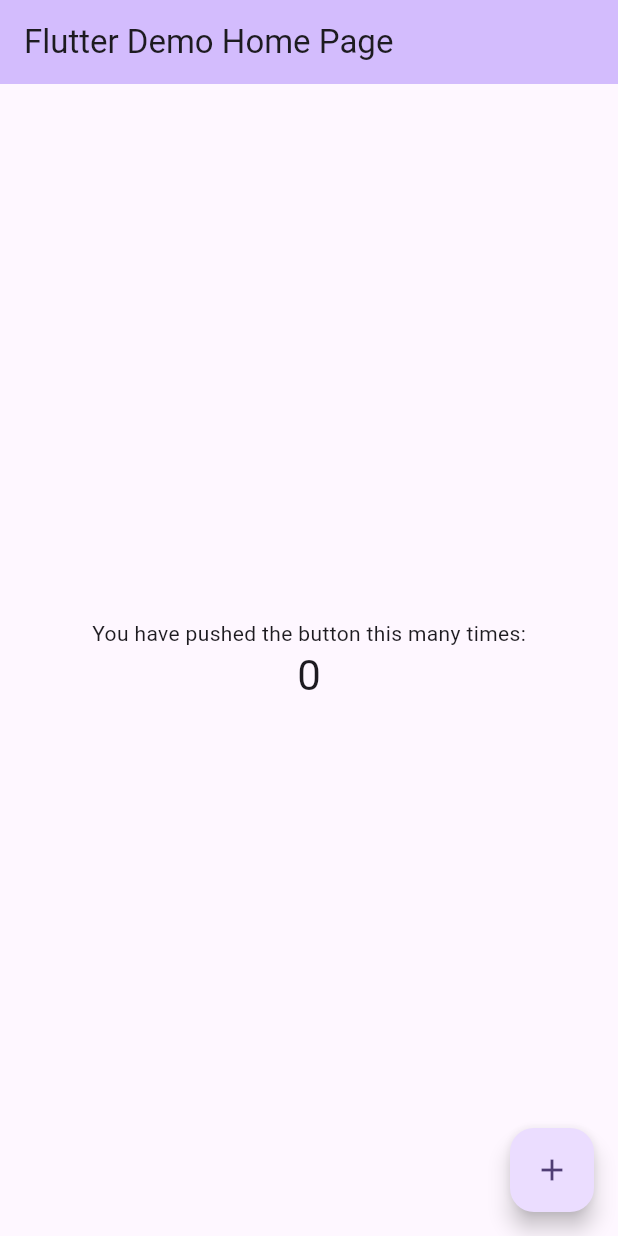
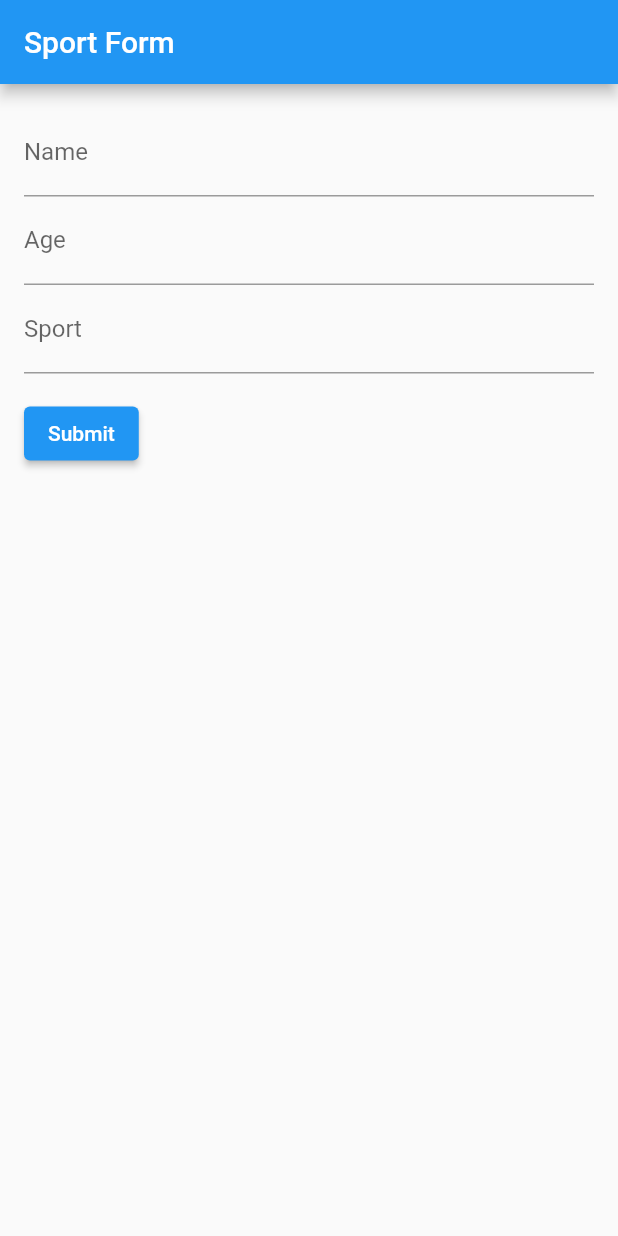
Before and after one commit to huntoor/sports_app, a Flutter app: the screen it shows after launch, on a phone screen of 412 x 824 dp. Run offline on Flutter 3.47's test engine with Material 2 defaults, Android fonts, the phone set to English and light mode, and no system bars; our stand-ins replace sqflite; accounts and stored records are empty.

Commit message:
done but not working :)

```diff
--- a/lib/database/businessCard_db.dart
+++ b/lib/database/businessCard_db.dart
@@ -26,12 +26,12 @@ class BusinessCardDB {
     );
   }
 
-  Future<List<BusinessCard>?> fetchAll() async {
+  Future<List<BusinessCard>> fetchAll() async {
     final database = await DatabaseService().database;
-    final businessCards = await database?.rawQuery(
+    final businessCards = await database!.rawQuery(
       '''SELECT * FROM $tableName'''
     );
-    return businessCards?.map((businessCard) => BusinessCard.fromSqfliteDatabase(businessCard)).toList();
+    return businessCards.map((businessCard) => BusinessCard.fromSqfliteDatabase(businessCard)).toList();
   }
 
   Future<BusinessCard> fetchById(int id) async {
--- a/lib/main.dart
+++ b/lib/main.dart
@@ -1,128 +1,128 @@
-import 'model/businessCard.dart';
+import 'package:flutter/material.dart';
+import 'package:sqflite/sqflite.dart';
+import 'package:path/path.dart';
 
-import 'package:flutter/material.dart';
-
-
-void main() {
-  runApp(const MyApp());
-}
+void main() => runApp(MyApp());
 
 class MyApp extends StatelessWidget {
-  const MyApp({super.key});
-
-  // This widget is the root of your application.
   @override
   Widget build(BuildContext context) {
     return MaterialApp(
-      title: 'Flutter Demo',
-      theme: ThemeData(
-        // This is the theme of your application.
-        //
-        // TRY THIS: Try running your application with "flutter run". You'll see
-        // the application has a blue toolbar. Then, without quitting the app,
-        // try changing the seedColor in the colorScheme below to Colors.green
-        // and then invoke "hot reload" (save your changes or press the "hot
-        // reload" button in a Flutter-supported IDE, or press "r" if you used
-        // the command line to start the app).
-        //
-        // Notice that the counter didn't reset back to zero; the application
-        // state is not lost during the reload. To reset the state, use hot
-        // restart instead.
-        //
-        // This works for code too, not just values: Most code changes can be
-        // tested with just a hot reload.
-        colorScheme: ColorScheme.fromSeed(seedColor: Colors.deepPurple),
-        useMaterial3: true,
-      ),
-      home: const MyHomePage(title: 'Flutter Demo Home Page'),
+      home: SportFormPage(),
     );
   }
 }
 
-class MyHomePage extends StatefulWidget {
-  const MyHomePage({super.key, required this.title});
+class SportFormPage extends StatefulWidget {
+  @override
+  _SportFormPageState createState() => _SportFormPageState();
+}
 
-  // This widget is the home page of your application. It is stateful, meaning
-  // that it has a State object (defined below) that contains fields that affect
-  // how it looks.
+class _SportFormPageState extends State<SportFormPage> {
+  final _formKey = GlobalKey<FormState>();
+  final TextEditingController _nameController = TextEditingController();
+  final TextEditingController _ageController = TextEditingController();
+  final TextEditingController _sportController = TextEditingController();
 
-  // This class is the configuration for the state. It holds the values (in this
-  // case the title) provided by the parent (in this case the App widget) and
-  // used by the build method of the State. Fields in a Widget subclass are
-  // always marked "final".
-
-  final String title;
+  late Future<Database> _database;
 
   @override
-  State<MyHomePage> createState() => _MyHomePageState();
-}
+  void initState() {
+    super.initState();
+    _initDatabase();
+  }
 
-class _MyHomePageState extends State<MyHomePage> {
-  int _counter = 0;
+  Future<void> _initDatabase() async {
+    _database = openDatabase(
+      join(await getDatabasesPath(), 'sports_database.db'),
+      onCreate: (db, version) {
+        return db.execute(
+          'CREATE TABLE sports(id INTEGER PRIMARY KEY, name TEXT, age INTEGER, sport TEXT)',
+        );
+      },
+      version: 1,
+    );
+  }
 
-  void _incrementCounter() {
-    setState(() {
-      // This call to setState tells the Flutter framework that something has
-      // changed in this State, which causes it to rerun the build method below
-      // so that the display can reflect the updated values. If we changed
-      // _counter without calling setState(), then the build method would not be
-      // called again, and so nothing would appear to happen.
-      _counter++;
-    });
+  Future<void> _insertSport(String name, int age, String sport) async {
+    final Database db = await _database;
+    await db.insert(
+      'sports',
+      {
+        'name': name,
+        'age': age,
+        'sport': sport,
+      },
+      conflictAlgorithm: ConflictAlgorithm.replace,
+    );
   }
 
   @override
   Widget build(BuildContext context) {
-    // This method is rerun every time setState is called, for instance as done
-    // by the _incrementCounter method above.
-    //
-    // The Flutter framework has been optimized to make rerunning build methods
-    // fast, so that you can just rebuild anything that needs updating rather
-    // than having to individually change instances of widgets.
     return Scaffold(
       appBar: AppBar(
-        // TRY THIS: Try changing the color here to a specific color (to
-        // Colors.amber, perhaps?) and trigger a hot reload to see the AppBar
-        // change color while the other colors stay the same.
-        backgroundColor: Theme.of(context).colorScheme.inversePrimary,
-        // Here we take the value from the MyHomePage object that was created by
-        // the App.build method, and use it to set our appbar title.
-        title: Text(widget.title),
+        title: Text('Sport Form'),
       ),
-      body: Center(
-        // Center is a layout widget. It takes a single child and positions it
-        // in the middle of the parent.
-        child: Column(
-          // Column is also a layout widget. It takes a list of children and
-          // arranges them vertically. By default, it sizes itself to fit its
-          // children horizontally, and tries to be as tall as its parent.
-          //
-          // Column has various properties to control how it sizes itself and
-          // how it positions its children. Here we use mainAxisAlignment to
-          // center the children vertically; the main axis here is the vertical
-          // axis because Columns are vertical (the cross axis would be
-          // horizontal).
-          //
-          // TRY THIS: Invoke "debug painting" (choose the "Toggle Debug Paint"
-          // action in the IDE, or press "p" in the console), to see the
-          // wireframe for each widget.
-          mainAxisAlignment: MainAxisAlignment.center,
-          children: <Widget>[
-            const Text(
-              'You have pushed the button this many times:',
-            ),
-            Text(
-              '$_counter',
-              style: Theme.of(context).textTheme.headlineMedium,
-            ),
-          ],
+      body: Padding(
+        padding: const EdgeInsets.all(16.0),
+        child: Form(
+          key: _formKey,
+          child: Column(
+            crossAxisAlignment: CrossAxisAlignment.start,
+            children: [
+              TextFormField(
+                controller: _nameController,
+                decoration: InputDecoration(labelText: 'Name'),
+                validator: (value) {
+                  if (value!.isEmpty) {
+                    return 'Please enter your name';
+                  }
+                  return null;
+                },
+              ),
+              TextFormField(
+                controller: _ageController,
+                keyboardType: TextInputType.number,
+                decoration: InputDecoration(labelText: 'Age'),
+                validator: (value) {
+                  if (value!.isEmpty) {
+                    return 'Please enter your age';
+                  }
+                  return null;
+                },
+              ),
+              TextFormField(
+                controller: _sportController,
+                decoration: InputDecoration(labelText: 'Sport'),
+                validator: (value) {
+                  if (value!.isEmpty) {
+                    return 'Please enter the sport';
+                  }
+                  return null;
+                },
+              ),
+              Padding(
+                padding: const EdgeInsets.symmetric(vertical: 16.0),
+                child: ElevatedButton(
+                  onPressed: () {
+                    if (_formKey.currentState!.validate()) {
+                      _insertSport(
+                        _nameController.text,
+                        int.parse(_ageController.text),
+                        _sportController.text,
+                      );
+                      ScaffoldMessenger.of(context).showSnackBar(
+                        SnackBar(content: Text('Sport added to the database')),
+                      );
+                    }
+                  },
+                  child: Text('Submit'),
+                ),
+              ),
+            ],
+          ),
         ),
       ),
-      floatingActionButton: FloatingActionButton(
-        onPressed: _incrementCounter,
-        tooltip: 'Increment',
-        child: const Icon(Icons.add),
-      ), // This trailing comma makes auto-formatting nicer for build methods.
     );
   }
 }
```
Also changed, not shown: lib/pages/businessCards_page.dart (added, +122 -0 lines), lib/widget/create_businessCard_widget.dart (added, +103 -0 lines), lib/widget/create_businessCard_widget.txt (added, +50 -0 lines), lib/database/database_helper.dart (added).
